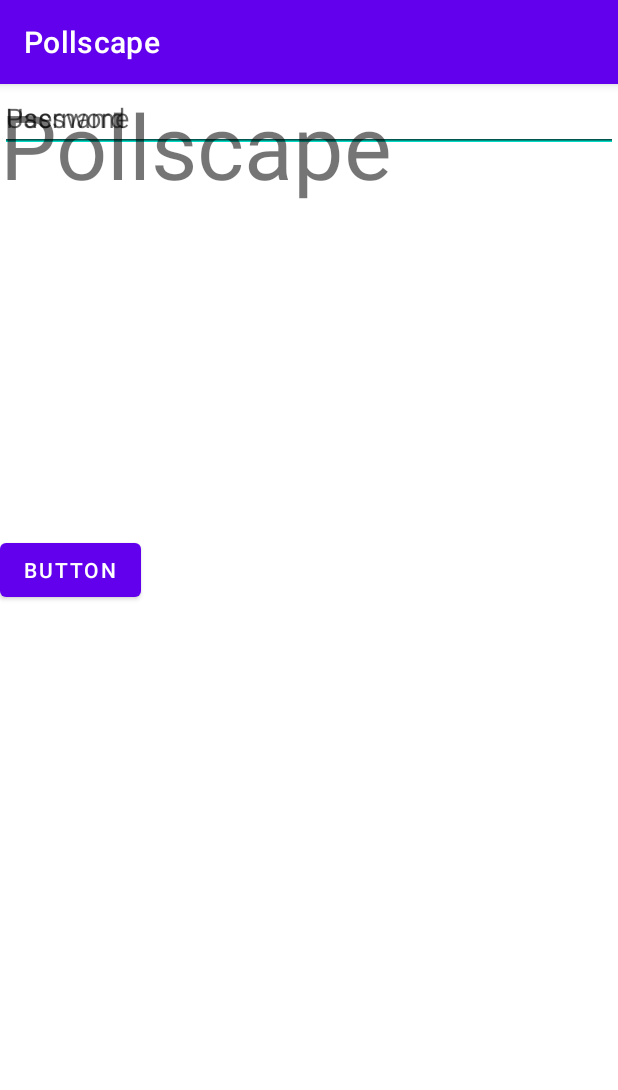
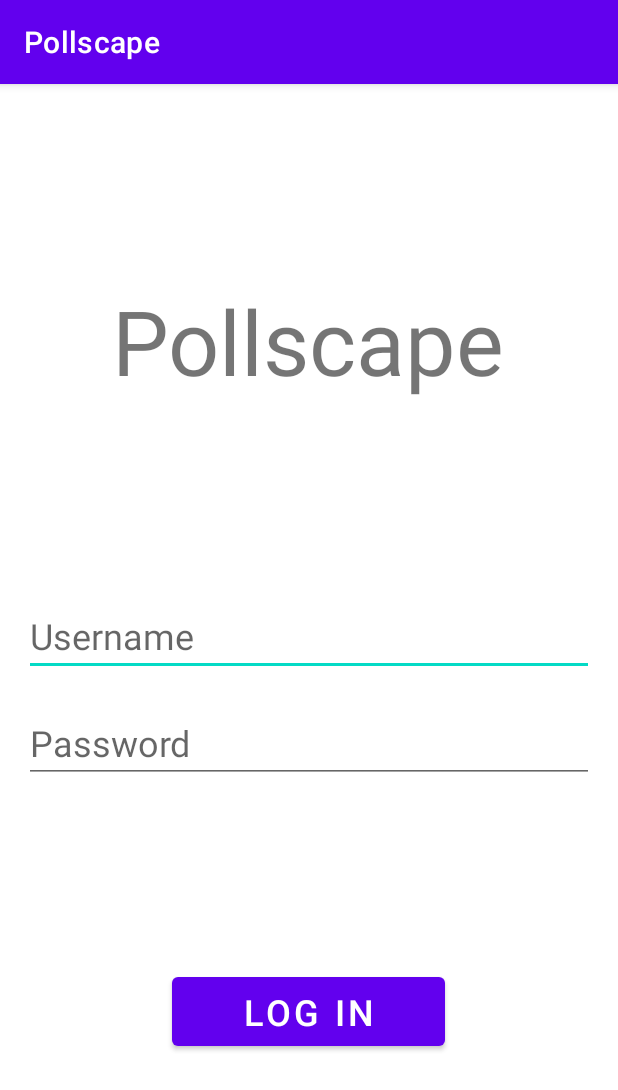
Before and after one commit to SeresP99/Thesis, an Android app: the screen it shows after launch (MainActivity), on a phone screen of 412 x 824 dp. Shown: the top 1090 px of the screen. Run offline under Robolectric (Android 15) with nearby library versions, the phone set to English and light mode, and no system bars; our stand-ins replace Volley.

Commit message:
fix(android): layout

```diff
--- a/Pollscape/app/src/main/java/com/SeresP99/pollscape/MainActivity.java
+++ b/Pollscape/app/src/main/java/com/SeresP99/pollscape/MainActivity.java
@@ -49,7 +49,7 @@ public class MainActivity extends AppCompatActivity {
 
     void PostLogin(String username, String password) throws JSONException {
         RequestQueue queue = Volley.newRequestQueue(MainActivity.this);
-        String url = "http://plummy.ddns.net:4000/login";
+        String url = "http://pollscape.ddns.net:4000/login";
 
         JSONObject loginParams = new JSONObject();
         loginParams.put("username", username);
--- a/Pollscape/app/src/main/res/layout/activity_main.xml
+++ b/Pollscape/app/src/main/res/layout/activity_main.xml
@@ -10,25 +10,32 @@
         android:id="@+id/username"
         android:layout_width="0dp"
         android:layout_height="wrap_content"
+        android:layout_marginStart="16dp"
+        android:layout_marginEnd="16dp"
         android:ems="10"
         android:hint="Username"
         android:inputType="textPersonName"
+        android:textSize="24sp"
+        app:layout_constraintBottom_toTopOf="@+id/password"
         app:layout_constraintEnd_toEndOf="parent"
         app:layout_constraintHorizontal_bias="0.0"
         app:layout_constraintStart_toStartOf="parent"
-        tools:layout_editor_absoluteY="80dp" />
+        app:layout_constraintTop_toTopOf="parent"
+        app:layout_constraintVertical_bias="0.95" />
 
     <Button
         android:id="@+id/button"
-        android:layout_width="wrap_content"
-        android:layout_height="wrap_content"
-        android:layout_marginBottom="420dp"
+        android:layout_width="182dp"
+        android:layout_height="58dp"
         android:onClick="buttonPress"
-        android:text="Button"
+        android:text="Log In"
+        android:textSize="24sp"
         app:layout_constraintBottom_toBottomOf="parent"
         app:layout_constraintEnd_toEndOf="parent"
-        app:layout_constraintHorizontal_bias="0.0"
-        app:layout_constraintStart_toStartOf="parent" />
+        app:layout_constraintHorizontal_bias="0.498"
+        app:layout_constraintStart_toStartOf="parent"
+        app:layout_constraintTop_toTopOf="parent"
+        app:layout_constraintVertical_bias="0.83" />
 
     <TextView
         android:id="@+id/textView3"
@@ -38,21 +45,25 @@
         android:textSize="60sp"
         app:layout_constraintBottom_toTopOf="@+id/username"
         app:layout_constraintEnd_toEndOf="parent"
-        app:layout_constraintHorizontal_bias="0.0"
+        app:layout_constraintHorizontal_bias="0.496"
         app:layout_constraintStart_toStartOf="parent"
-        app:layout_constraintTop_toTopOf="parent"
-        app:layout_constraintVertical_bias="0.0" />
+        app:layout_constraintTop_toTopOf="parent" />
 
     <EditText
         android:id="@+id/password"
         android:layout_width="0dp"
         android:layout_height="wrap_content"
+        android:layout_marginStart="16dp"
+        android:layout_marginEnd="16dp"
         android:ems="10"
         android:hint="Password"
         android:inputType="textPassword"
+        android:textSize="24sp"
+        app:layout_constraintBottom_toTopOf="@+id/button"
         app:layout_constraintEnd_toEndOf="parent"
         app:layout_constraintHorizontal_bias="0.0"
         app:layout_constraintStart_toStartOf="parent"
-        tools:layout_editor_absoluteY="125dp" />
+        app:layout_constraintTop_toTopOf="parent"
+        app:layout_constraintVertical_bias="0.77" />
 
 </androidx.constraintlayout.widget.ConstraintLayout>
```
Also changed, not shown: Pollscape/app/src/main/AndroidManifest.xml (+7 -2 lines), Pollscape/app/src/main/java/com/SeresP99/pollscape/Dashboard.java (+9 -0 lines), Pollscape/app/src/main/java/com/SeresP99/pollscape/ParticipatedPollList.java (added, +14 -0 lines), Pollscape/app/src/main/res/layout/activity_dashboard.xml (+14 -0 lines), Pollscape/app/src/main/res/layout/activity_participated_poll_list.xml (added, +15 -0 lines), 1 other file.
